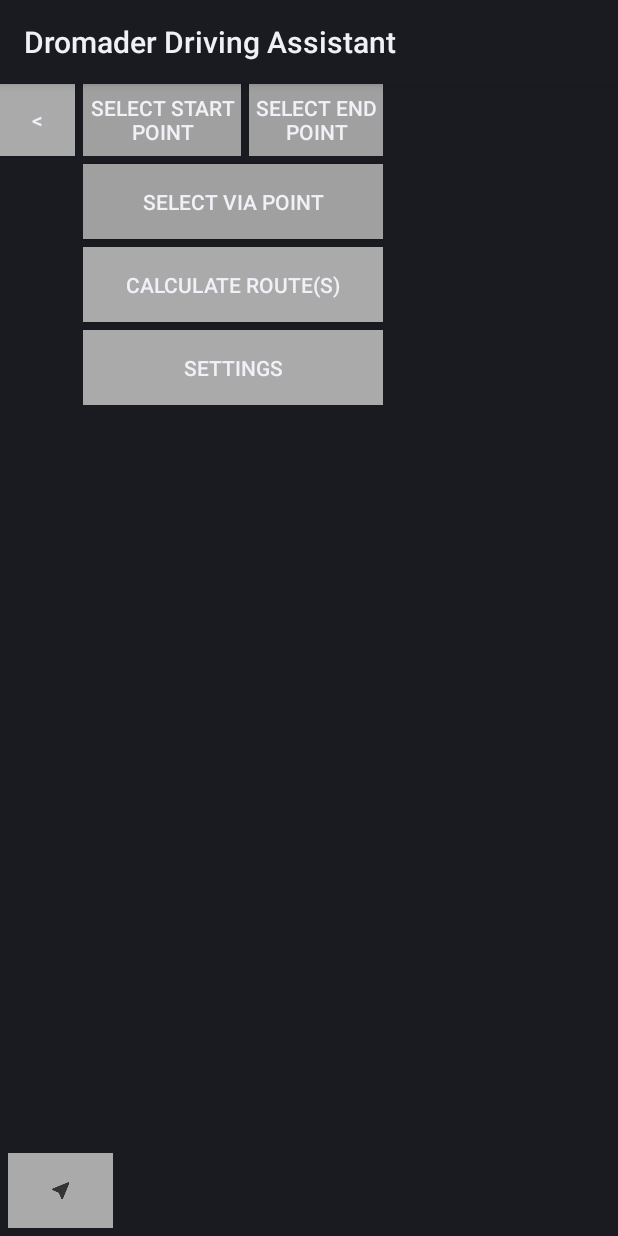
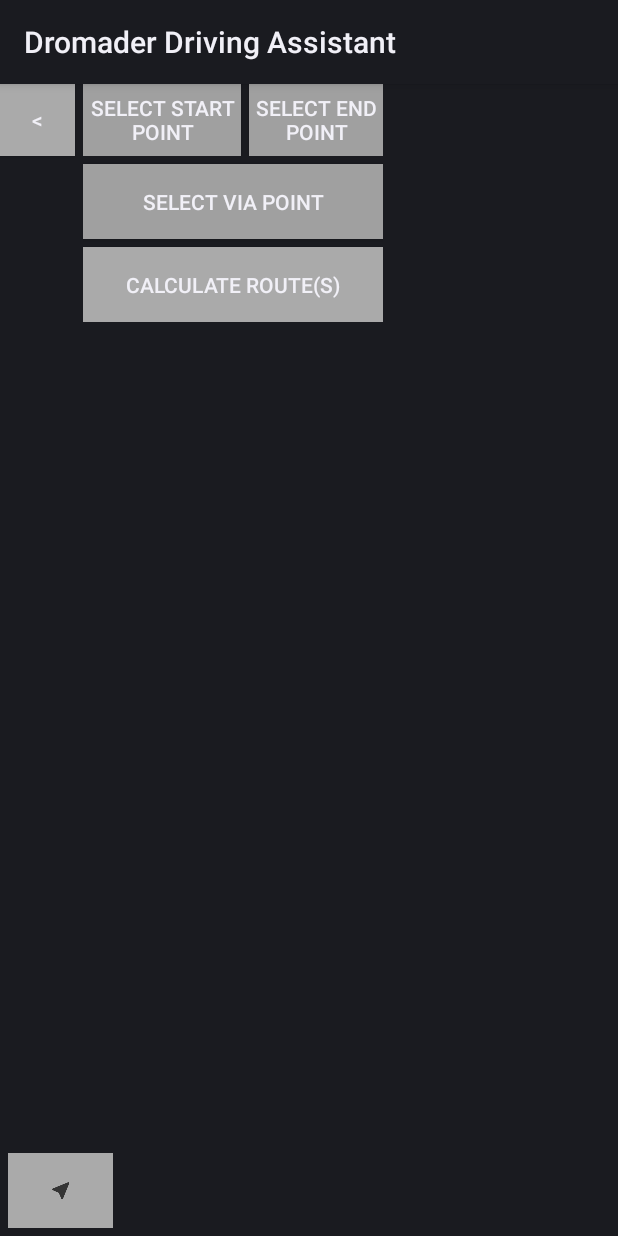
Before and after one commit to krzysiekk1/DromaderDrivingAssistant, an Android app: the layout layout_navigation_ui.xml on its own in the app's theme, with its tools: preview values and no code run, on a phone screen of 412 x 824 dp. Run offline under Robolectric (Android 15) with nearby library versions, the phone set to English and light mode, and no system bars.

```diff
--- a/app/build.gradle
+++ b/app/build.gradle
@@ -3,7 +3,7 @@ buildscript {
         mavenCentral()
     }
     dependencies {
-        classpath 'com.android.tools.build:gradle:2.1.0'
+        classpath 'com.android.tools.build:gradle:2.1.3'
     }
 }
 
--- a/app/src/main/java/com/skobbler/sdkdemo/activity/SettingsActivity.java
+++ b/app/src/main/java/com/skobbler/sdkdemo/activity/SettingsActivity.java
@@ -9,9 +9,6 @@ import android.util.Log;
 import com.skobbler.sdkdemo.R;
 import com.skobbler.sdkdemo.util.PreferenceTypes;
 
-/**
- * Created by AlexandraP on 17.11.2014.
- */
 public class SettingsActivity extends PreferenceActivity {
 
 
--- a/app/src/main/res/layout/layout_navigation_ui.xml
+++ b/app/src/main/res/layout/layout_navigation_ui.xml
@@ -82,16 +82,6 @@
             android:text="@string/calculate_routes"
             android:textSize="14dp"/>
 
-        <Button
-            android:id="@+id/settings_button"
-            android:background="@android:color/darker_gray"
-            android:layout_marginTop="5dp"
-            android:layout_width="fill_parent"
-            android:layout_height="50dp"
-            android:onClick="onClick"
-            android:text="@string/settings_nav_ui"
-            android:textSize="14dp"/>
-
     </LinearLayout>
 
     <ImageButton
--- a/app/src/main/res/values/strings.xml
+++ b/app/src/main/res/values/strings.xml
@@ -22,6 +22,7 @@
     <string name="option_routing_and_navigation">Routing and navigation</string>
     <string name="option_poi_tracking">POI tracking</string>
     <string name="option_car_navigation_ui">Car navigation UI</string>
+    <string name="option_settings">Settings</string>
     <string name="option_heat_map">Heat Map</string>
     <string name="map_style_day">Day</string>
     <string name="map_style_night">Night</string>
--- a/build.gradle
+++ b/build.gradle
@@ -5,7 +5,7 @@ buildscript {
         mavenCentral()
     }
     dependencies {
-        classpath 'com.android.tools.build:gradle:2.1.0'
+        classpath 'com.android.tools.build:gradle:2.1.3'
 
         // NOTE: Do not place your application dependencies here; they belong
         // in the individual module build.gradle files
```
Also changed, not shown: app/src/main/java/com/skobbler/sdkdemo/activity/MapActivity.java (+5 -6 lines), gradle/wrapper/gradle-wrapper.properties, 2 other files.
